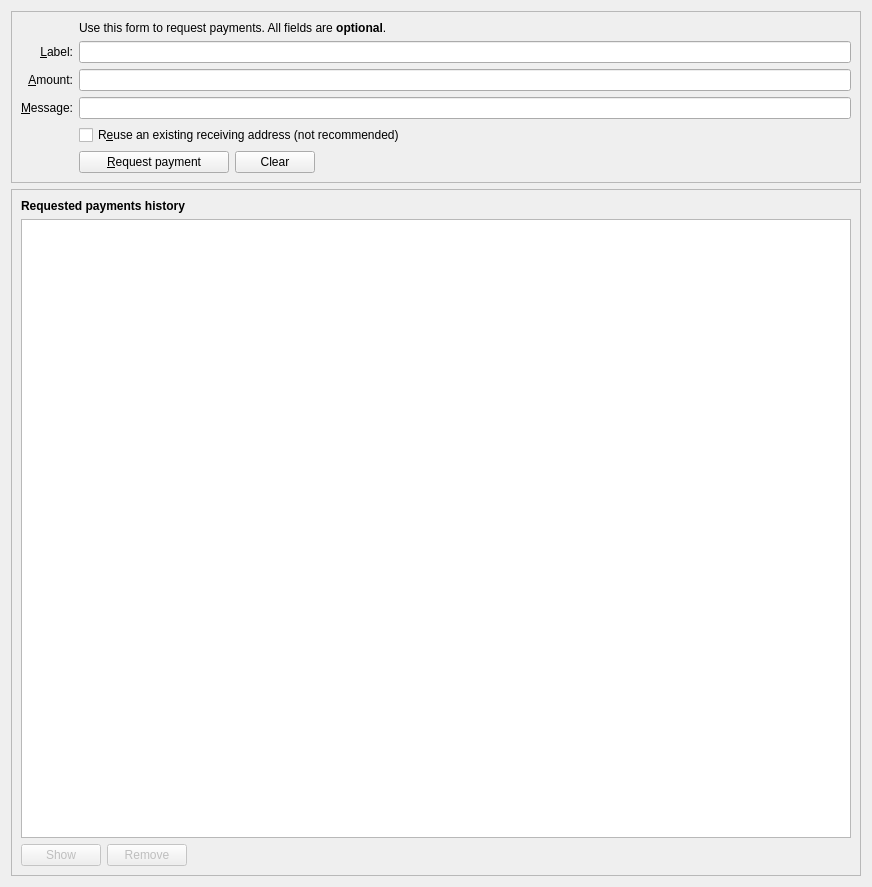
The window that src/qt/forms/receivecoinsdialog.ui (AvianNetwork/Avian) describes before a commit, drawn with Qt 5.
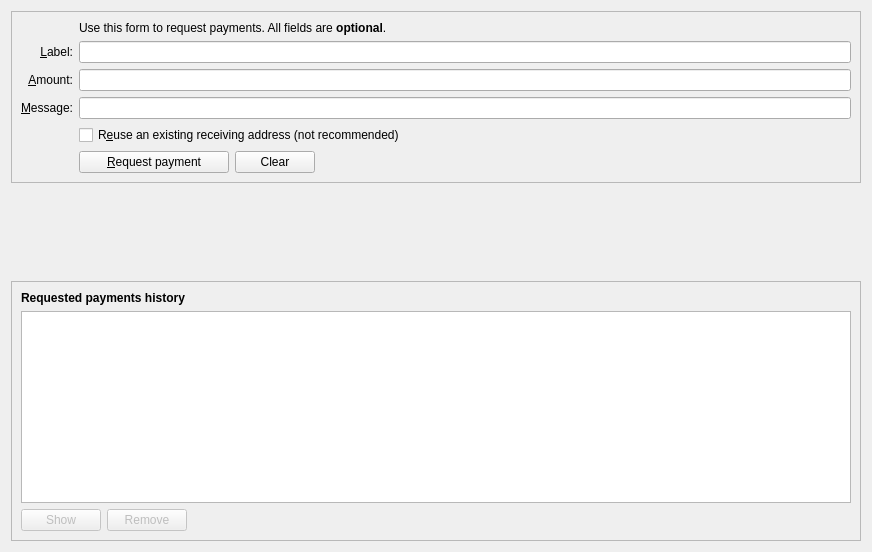
The same window after the commit. Icons and pictures are not drawn. Custom widgets are drawn as their Qt base class.

Commit message: Add vertical spacer

The edit to the form file:
```diff
--- a/src/qt/forms/receivecoinsdialog.ui
+++ b/src/qt/forms/receivecoinsdialog.ui
@@ -7,10 +7,10 @@
     <x>0</x>
     <y>0</y>
     <width>872</width>
-    <height>887</height>
+    <height>552</height>
    </rect>
   </property>
-  <layout class="QVBoxLayout" name="verticalLayout" stretch="0,0">
+  <layout class="QVBoxLayout" name="verticalLayout" stretch="0,0,0">
    <item>
     <widget class="QFrame" name="frame2">
      <property name="sizePolicy">
@@ -196,6 +196,19 @@
      </layout>
     </widget>
    </item>
+   <item>
+    <spacer name="verticalSpacer">
+     <property name="orientation">
+      <enum>Qt::Vertical</enum>
+     </property>
+     <property name="sizeHint" stdset="0">
+      <size>
+       <width>20</width>
+       <height>40</height>
+      </size>
+     </property>
+    </spacer>
+   </item>
    <item>
     <widget class="QFrame" name="frame">
      <property name="sizePolicy">
```
